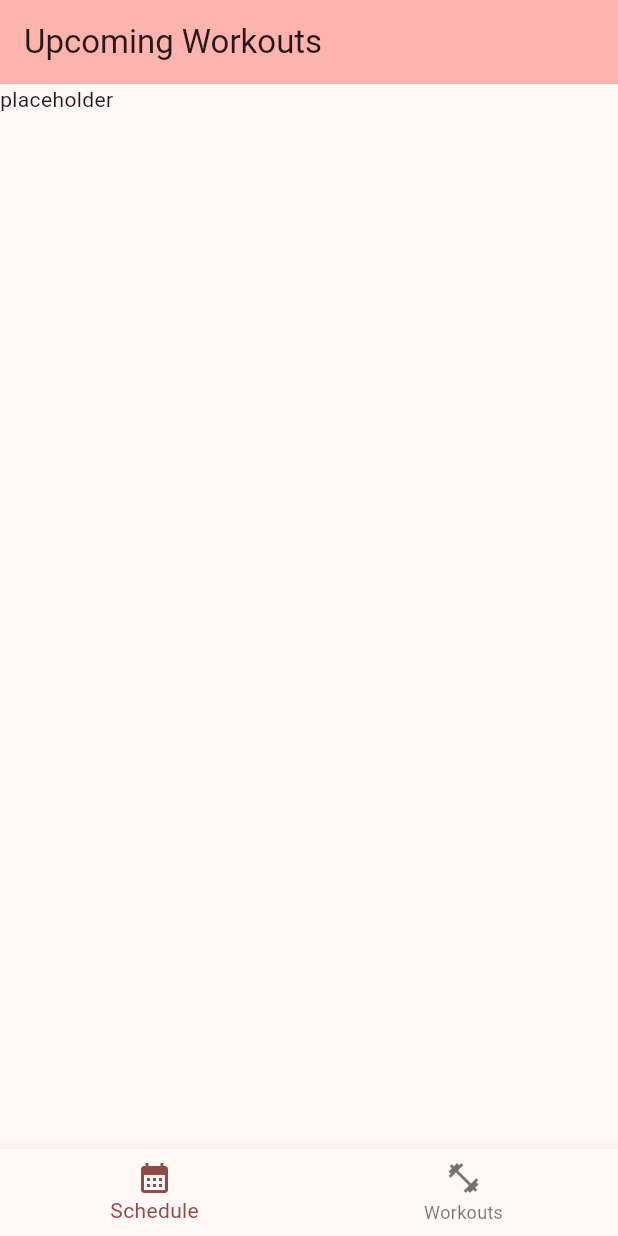
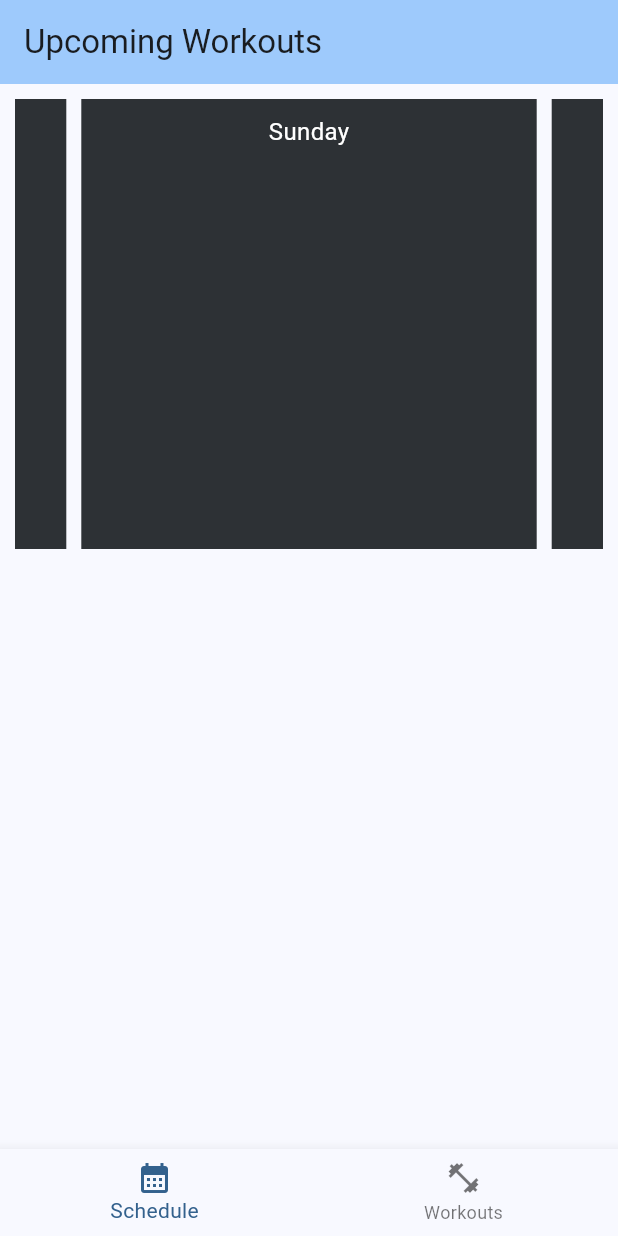
Before and after one commit to ColeWhaley1/Outwork, a Flutter app: the screen it shows after launch, on a phone screen of 412 x 824 dp. Run offline on Flutter 3.47's test engine with Material 3 defaults, Android fonts, the phone set to English and light mode, and no system bars; drawn by our look-alikes of carousel_slider.

Commit message:
add carousel to schedule

```diff
--- a/lib/main.dart
+++ b/lib/main.dart
@@ -1,6 +1,6 @@
 import 'package:flutter/material.dart';
-import 'package:workout_app/pages/schedule.dart';
-import 'package:workout_app/pages/workouts.dart';
+import 'package:workout_app/pages/schedule/schedule.dart';
+import 'package:workout_app/pages/workouts/workouts.dart';
 
 void main() {
   runApp(const MyApp());
@@ -15,7 +15,7 @@ class MyApp extends StatelessWidget {
       title: 'OutWork',
       theme: ThemeData(
         colorScheme: ColorScheme.fromSeed(
-            seedColor: const Color.fromARGB(255, 190, 55, 55)),
+            seedColor: Color.fromARGB(255, 55, 127, 190)),
         useMaterial3: true,
       ),
       home: const MyHomePage(),
--- a/lib/pages/schedule.dart
+++ /dev/null
@@ -1,23 +0,0 @@
-import 'package:flutter/material.dart';
-
-class Schedule extends StatefulWidget {
-  const Schedule({super.key, required this.title});
-
-  final String title;
-
-  @override
-  State<Schedule> createState() => _ScheduleState();
-}
-
-class _ScheduleState extends State<Schedule> {
-  @override
-  Widget build(BuildContext context) {
-    return Scaffold(
-      appBar: AppBar(
-        backgroundColor: Theme.of(context).colorScheme.inversePrimary,
-        title: Text(widget.title),
-      ),
-      body: Text('placeholder'),
-    );
-  }
-}
--- /dev/null
+++ b/lib/pages/schedule/schedule.dart
@@ -0,0 +1,117 @@
+import 'package:flutter/material.dart';
+import 'package:carousel_slider/carousel_slider.dart';
+import 'package:workout_app/pages/schedule/types.dart';
+import 'package:workout_app/pages/workouts/types.dart';
+
+class Schedule extends StatefulWidget {
+  const Schedule({super.key, required this.title});
+
+  final String title;
+
+  @override
+  State<Schedule> createState() => _ScheduleState();
+}
+
+class _ScheduleState extends State<Schedule> {
+  @override
+  Widget build(BuildContext context) {
+    return Scaffold(
+      appBar: AppBar(
+        backgroundColor: Theme.of(context).colorScheme.inversePrimary,
+        title: Text(widget.title),
+      ),
+      body: const Column(
+        children: [
+          ThisWeekSchedule(),
+        ],
+      ),
+    );
+  }
+}
+
+class ThisWeekSchedule extends StatefulWidget {
+  const ThisWeekSchedule({super.key});
+
+  @override
+  State<ThisWeekSchedule> createState() => _ThisWeekScheduleState();
+}
+
+class _ThisWeekScheduleState extends State<ThisWeekSchedule> {
+  // TEMP, using as example. This will be populated when user adds workout for specific day
+  var weekInfo = [
+    DayInfo('Sunday', [
+      Deck([ExcerciseCard('push-ups', 10), ExcerciseCard('sit-ups', 10)])
+    ]),
+    DayInfo('Monday', [
+      Deck([ExcerciseCard('push-ups', 10), ExcerciseCard('sit-ups', 10)])
+    ]),
+    DayInfo('Tuesday', [
+      Deck([ExcerciseCard('push-ups', 10), ExcerciseCard('sit-ups', 10)])
+    ]),
+    DayInfo('Wednesday', [
+      Deck([ExcerciseCard('push-ups', 10), ExcerciseCard('sit-ups', 10)])
+    ]),
+    DayInfo('Thursday', [
+      Deck([ExcerciseCard('push-ups', 10), ExcerciseCard('sit-ups', 10)])
+    ]),
+    DayInfo('Friday', [
+      Deck([ExcerciseCard('push-ups', 10), ExcerciseCard('sit-ups', 10)])
+    ]),
+    DayInfo('Saturday', [
+      Deck([ExcerciseCard('push-ups', 10), ExcerciseCard('sit-ups', 10)])
+    ]),
+  ];
+
+  @override
+  Widget build(BuildContext context) {
+    return Padding(
+      padding: const EdgeInsets.all(10.0),
+      child: CarouselSlider(
+        options: CarouselOptions(height: 300.0),
+        items: weekInfo.map((dayInfo) {
+          return Builder(
+            builder: (BuildContext builder) {
+              return Container(
+                width: MediaQuery.of(context).size.width,
+                margin: const EdgeInsets.symmetric(horizontal: 5.0),
+                decoration: BoxDecoration(
+                  color: Theme.of(context).colorScheme.inverseSurface,
+                ),
+                child: DayScheduleCard(
+                  dayInfo: dayInfo,
+                ),
+              );
+            },
+          );
+        }).toList(),
+      ),
+    );
+  }
+}
+
+class DayScheduleCard extends StatefulWidget {
+  const DayScheduleCard({super.key, required this.dayInfo});
+
+  final DayInfo dayInfo;
+
+  @override
+  State<DayScheduleCard> createState() => _DayScheduleCardState();
+}
+
+class _DayScheduleCardState extends State<DayScheduleCard> {
+
+  @override
+  Widget build(BuildContext context) {
+    return Container(
+      height: 50.0,
+      margin: const EdgeInsets.all(10.0),
+      child: Row(
+        mainAxisAlignment: MainAxisAlignment.center,
+        crossAxisAlignment: CrossAxisAlignment.start,
+        children: [
+          Text(widget.dayInfo.day, style: const TextStyle(fontSize: 16.0, color: Colors.white)),
+        ],
+      ),
+    );
+  }
+}
--- /dev/null
+++ b/lib/pages/schedule/types.dart
@@ -0,0 +1,7 @@
+import 'package:workout_app/pages/workouts/types.dart';
+
+class DayInfo {
+  final String day;
+  final List<Deck> decks;
+  DayInfo(this.day, this.decks);
+}
--- /dev/null
+++ b/lib/pages/workouts/types.dart
@@ -0,0 +1,12 @@
+class Deck {
+  final List<ExcerciseCard> cards;
+
+  Deck(this.cards);
+}
+
+class ExcerciseCard {
+  final String name;
+  final num timeDuration;
+
+  ExcerciseCard(this.name, this.timeDuration);
+}
--- a/pubspec.yaml
+++ b/pubspec.yaml
@@ -35,6 +35,7 @@ dependencies:
   # The following adds the Cupertino Icons font to your application.
   # Use with the CupertinoIcons class for iOS style icons.
   cupertino_icons: ^1.0.6
+  carousel_slider: ^4.2.1
 
 dev_dependencies:
   flutter_test:
```
Also changed, not shown: lib/pages/workouts/workouts.dart (renamed from lib/pages/workouts.dart), pubspec.lock.
